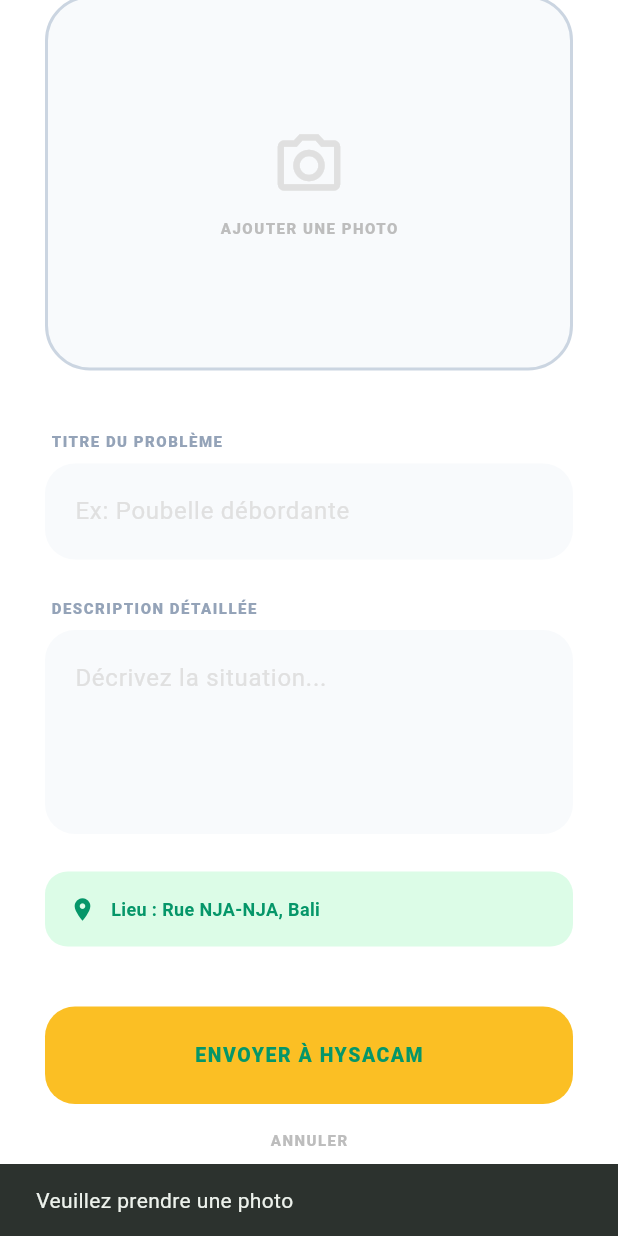
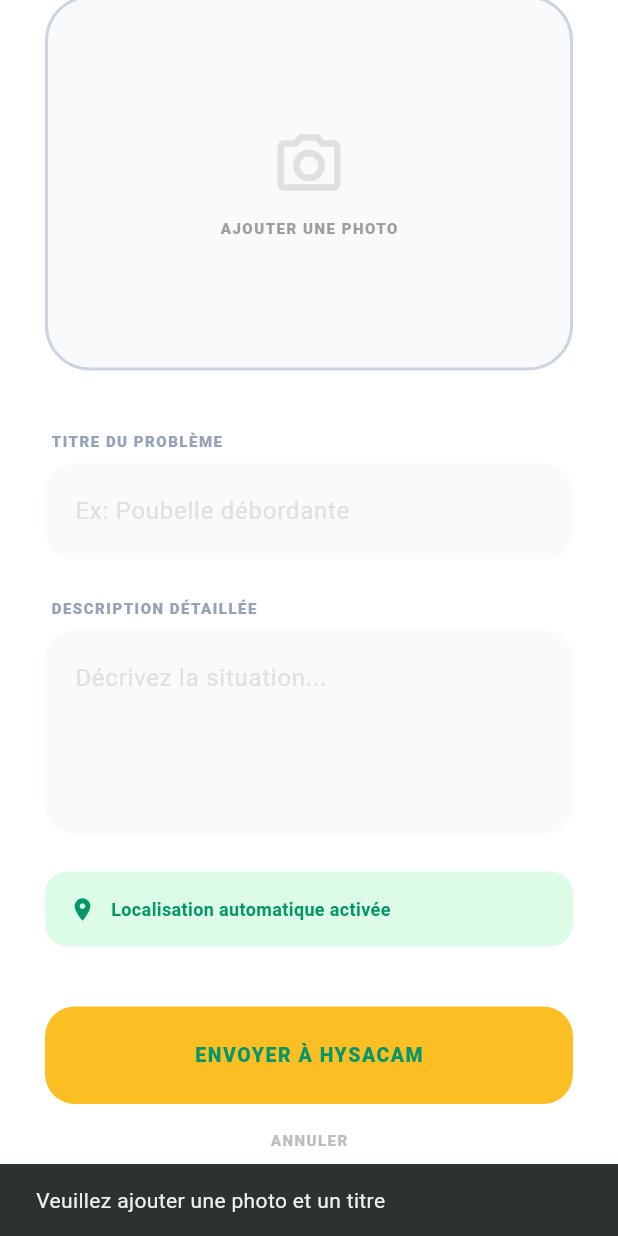
Before and after one commit to meyuefotsocelislaurence-dev/cityreport, a Flutter app: the AddReportPage screen opened by its route, scrolled down 163 dp, after a tap on "ENVOYER À HYSACAM", on a phone screen of 412 x 824 dp. Run offline on Flutter 3.47's test engine with Material 3 defaults, Android fonts, the phone set to English and light mode, and no system bars; our stand-ins replace flutter_map, geolocator, image_picker, latlong2, supabase_flutter; accounts and stored records are empty.

Commit message:
feat: implement Supabase integration for report submission and web-compatible image handling

```diff
--- a/lib/views/add_report_page.dart
+++ b/lib/views/add_report_page.dart
@@ -3,10 +3,10 @@
 import '../controlers/report_controller.dart';
 
 /**
- * AddReportPage - Formulaire de signalement citoyen.
+ * AddReportPage - Formulaire de signalement dynamique.
  *
- * Permet de capturer une photo de l'insalubrité, d'ajouter un titre/description
- * et de récupérer automatiquement la position GPS pour envoi à HYSACAM.
+ * Permet de capturer une photo (Web/Mobile), d'ajouter un titre,
+ * une description détaillée et d'envoyer le tout à Supabase.
  * Design conforme aux maquettes "Simple & Beau".
  */
 class AddReportPage extends StatefulWidget {
@@ -23,7 +23,8 @@
   bool _isSending = false;
 
   /**
-   * Affiche le menu de sélection de source d'image (Caméra/Galerie).
+   * Action : Sélectionner une image (Caméra ou Galerie).
+   * Compatible Web, iOS et Android.
    */
   void _showImagePicker() {
     showModalBottomSheet(
@@ -49,7 +50,7 @@
     );
   }
 
-  /** Option individuelle pour le sélecteur d'image */
+  /** Élément individuel pour le sélecteur d'image */
   Widget _buildPickerOption(IconData icon, String label, ImageSource source) {
     return ListTile(
       leading: Icon(icon, color: const Color(0xFF059669)),
@@ -62,6 +63,47 @@
         if (mounted) setState(() {});
       },
     );
+  }
+
+  /**
+   * Action : Soumission dynamique du rapport.
+   * Upload image (Storage) + Enregistrement (Database).
+   */
+  Future<void> _submitReport() async {
+    final title = _titleController.text.trim();
+    final description = _descriptionController.text.trim();
+
+    if (_controller.selectedImage == null || title.isEmpty) {
+      ScaffoldMessenger.of(context).showSnackBar(
+        const SnackBar(content: Text("Veuillez ajouter une photo et un titre")),
+      );
+      return;
+    }
+
+    setState(() => _isSending = true);
+
+    // Tentative de localisation (optionnelle mais recommandée)
+    await _controller.getLocation();
+
+    final success = await _controller.submitReport(
+      title: title,
+      description: description,
+      typeInsalubrite: "Ordures ménagères", // Statistique par défaut (à dynamiser si besoin)
+    );
+
+    if (mounted) {
+      setState(() => _isSending = false);
+      if (success) {
+        ScaffoldMessenger.of(context).showSnackBar(
+          const SnackBar(content: Text("SIGNALEMENT ENVOYÉ AVEC SUCCÈS"), backgroundColor: Color(0xFF059669)),
+        );
+        Navigator.pop(context);
+      } else {
+        ScaffoldMessenger.of(context).showSnackBar(
+          const SnackBar(content: Text("ÉCHEC DE L'ENVOI. VÉRIFIEZ VOTRE CONNEXION."), backgroundColor: Colors.red),
+        );
+      }
+    }
   }
 
   @override
@@ -86,7 +128,7 @@
               ),
               const SizedBox(height: 40),
 
-              /** Zone de Photo avec pointillé stylisé */
+              /** Zone de Photo compatible WEB (Blob URLs) */
               GestureDetector(
                 onTap: _showImagePicker,
                 child: Container(
@@ -98,27 +140,25 @@
                     border: Border.all(
                       color: const Color(0xFFCBD5E1),
                       width: 2,
-                      style: BorderStyle.solid, // Flutter n'a pas de pointillés en standard, on utilise un look épuré
                     ),
                   ),
                   child: _controller.selectedImage != null
                       ? ClipRRect(
                           borderRadius: BorderRadius.circular(30),
-                          child: Image.file(_controller.selectedImage!, fit: BoxFit.cover),
+                          child: Image.network(
+                            _controller.selectedImage!.path,
+                            fit: BoxFit.cover,
+                            errorBuilder: (context, error, stackTrace) => const Icon(Icons.error, color: Colors.red),
+                          ),
                         )
                       : Column(
                           mainAxisAlignment: MainAxisAlignment.center,
                           children: [
                             Icon(Icons.camera_alt_outlined, size: 50, color: Colors.grey[300]),
                             const SizedBox(height: 10),
-                            Text(
+                            const Text(
                               "AJOUTER UNE PHOTO",
-                              style: TextStyle(
-                                fontSize: 10,
-                                fontWeight: FontWeight.w900,
-                                color: Colors.grey[400],
-                                letterSpacing: 1,
-                              ),
+                              style: TextStyle(fontSize: 10, fontWeight: FontWeight.w900, color: Colors.grey, letterSpacing: 1),
                             ),
                           ],
                         ),
@@ -137,11 +177,11 @@
 
               const SizedBox(height: 25),
 
-              /** Badge de Localisation automatique */
+              /** Badge de Localisation Statique pour la démo */
               Container(
                 padding: const EdgeInsets.all(16),
                 decoration: BoxDecoration(
-                  color: const Color(0xFFDCFCE7), // Vert clair
+                  color: const Color(0xFFDCFCE7),
                   borderRadius: BorderRadius.circular(15),
                 ),
                 child: const Row(
@@ -149,12 +189,8 @@
                     Icon(Icons.location_on, color: Color(0xFF059669), size: 18),
                     SizedBox(width: 10),
                     Text(
-                      "Lieu : Rue NJA-NJA, Bali",
-                      style: TextStyle(
-                        fontSize: 12,
-                        fontWeight: FontWeight.bold,
-                        color: Color(0xFF059669),
-                      ),
+                      "Localisation automatique activée",
+                      style: TextStyle(fontSize: 12, fontWeight: FontWeight.bold, color: Color(0xFF059669)),
                     ),
                   ],
                 ),
@@ -162,7 +198,7 @@
 
               const SizedBox(height: 40),
 
-              /** Bouton Envoyer Jaune Hysacam */
+              /** Bouton Envoyer avec état de chargement (LOADING) */
               SizedBox(
                 width: double.infinity,
                 height: 65,
@@ -177,7 +213,10 @@
                     ),
                   ),
                   child: _isSending
-                      ? const CircularProgressIndicator(color: Color(0xFF059669), strokeWidth: 2)
+                      ? const SizedBox(
+                          width: 24, height: 24,
+                          child: CircularProgressIndicator(color: Color(0xFF059669), strokeWidth: 2),
+                        )
                       : const Text(
                           "ENVOYER À HYSACAM",
                           style: TextStyle(fontSize: 13, fontWeight: FontWeight.w900, letterSpacing: 1),
@@ -191,12 +230,7 @@
                   onPressed: () => Navigator.pop(context),
                   child: Text(
                     "ANNULER",
-                    style: TextStyle(
-                      fontSize: 10,
-                      fontWeight: FontWeight.w900,
-                      color: Colors.grey[400],
-                      letterSpacing: 1,
-                    ),
+                    style: TextStyle(fontSize: 10, fontWeight: FontWeight.w900, color: Colors.grey[400], letterSpacing: 1),
                   ),
                 ),
               ),
@@ -207,50 +241,21 @@
     );
   }
 
-  /**
-   * Logique d'envoi du signalement.
-   */
-  Future<void> _submitReport() async {
-    if (_controller.selectedImage == null) {
-      ScaffoldMessenger.of(context).showSnackBar(const SnackBar(content: Text("Veuillez prendre une photo")));
-      return;
-    }
-
-    setState(() => _isSending = true);
-
-    // Simulation d'envoi
-    await Future.delayed(const Duration(seconds: 2));
-
-    if (mounted) {
-      setState(() => _isSending = false);
-      ScaffoldMessenger.of(context).showSnackBar(const SnackBar(content: Text("Signalement envoyé avec succès !")));
-      Navigator.pop(context);
-    }
-  }
-
-  /** Label grisé pour les champs */
+  /** Labels stylisés */
   Widget _buildFieldLabel(String label) {
     return Padding(
       padding: const EdgeInsets.only(left: 4, bottom: 8),
       child: Text(
         label,
-        style: const TextStyle(
-          fontSize: 10,
-          fontWeight: FontWeight.w900,
-          color: Color(0xFF94A3B8),
-          letterSpacing: 1.0,
-        ),
+        style: const TextStyle(fontSize: 10, fontWeight: FontWeight.w900, color: Color(0xFF94A3B8), letterSpacing: 1),
       ),
     );
   }
 
-  /** Champ de texte stylisé */
+  /** Champs de texte "Simple & Beau" */
   Widget _buildTextField({required TextEditingController controller, required String hintText, int maxLines = 1}) {
     return Container(
-      decoration: BoxDecoration(
-        color: const Color(0xFFF8FAFC),
-        borderRadius: BorderRadius.circular(20),
-      ),
+      decoration: BoxDecoration(color: const Color(0xFFF8FAFC), borderRadius: BorderRadius.circular(20)),
       child: TextField(
         controller: controller,
         maxLines: maxLines,
```
Also changed, not shown: lib/controlers/report_controller.dart (+67 -5 lines).
